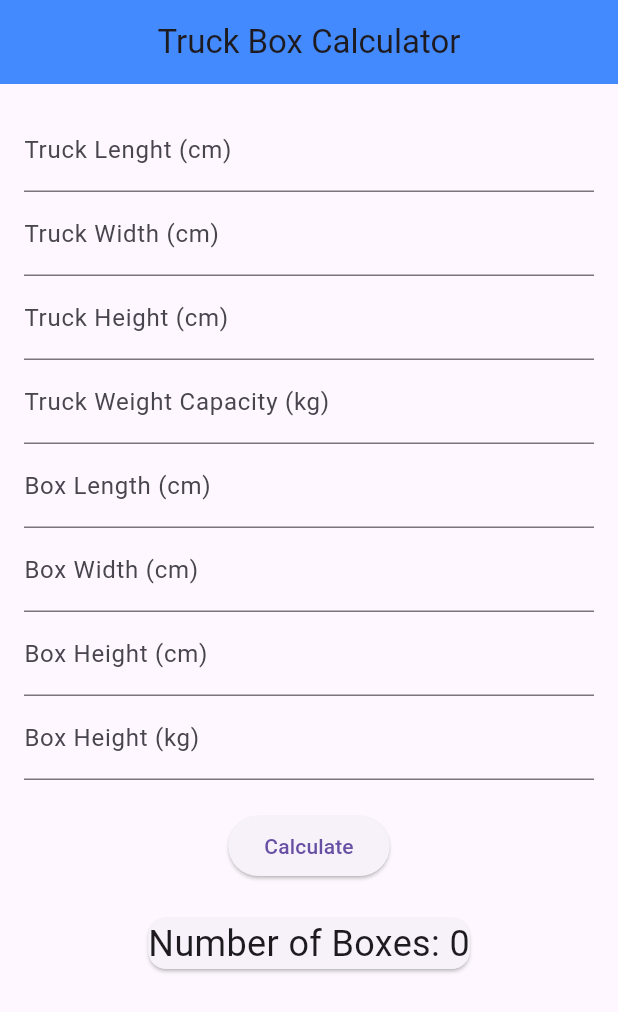
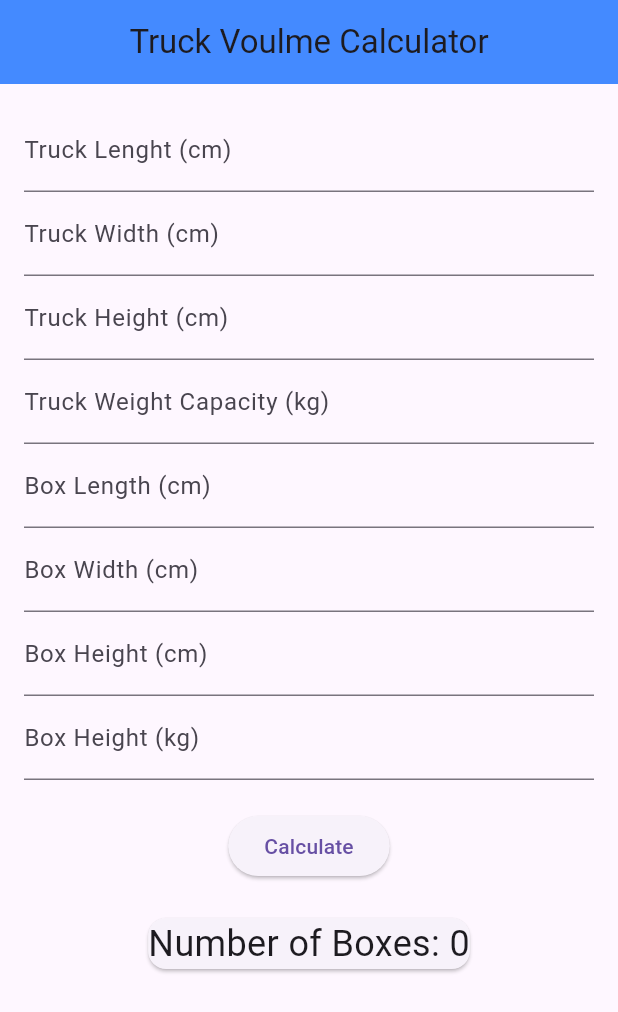
Before and after one commit to kamil36/trasnport_volume_calculator, a Flutter app: the screen it shows after launch, on a phone screen of 412 x 824 dp. Shown: the top 1012 px of the screen. Run offline on Flutter 3.47's test engine with Material 3 defaults, Android fonts, the light colour scheme and no system bars.

Commit message:
Truck Voulme Calculator

```diff
--- a/lib/home.dart
+++ b/lib/home.dart
@@ -68,7 +68,7 @@ class _TruckBoxCalculatorState extends State<TruckBoxCalculator> {
   Widget build(BuildContext context) {
     return Scaffold(
       appBar: AppBar(
-        title: Text('Truck Box Calculator'),
+        title: Text('Truck Voulme Calculator'),
         centerTitle: true,
         backgroundColor: Colors.blueAccent,
       ),
```
